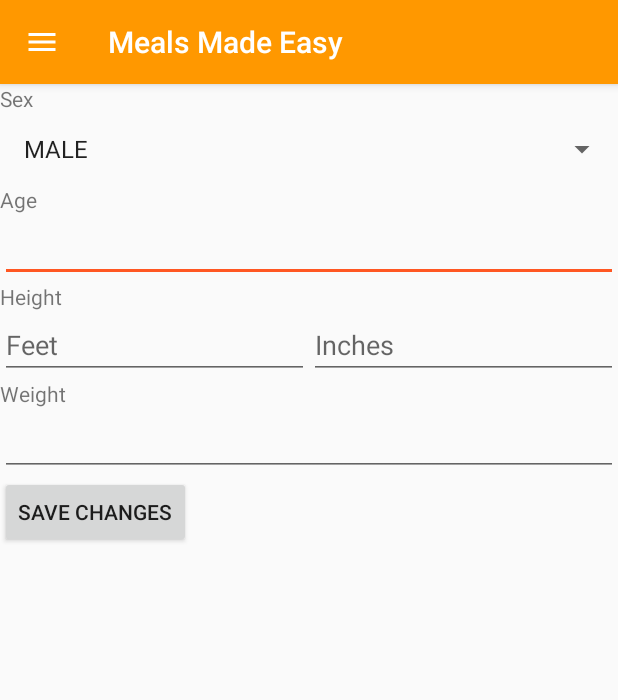
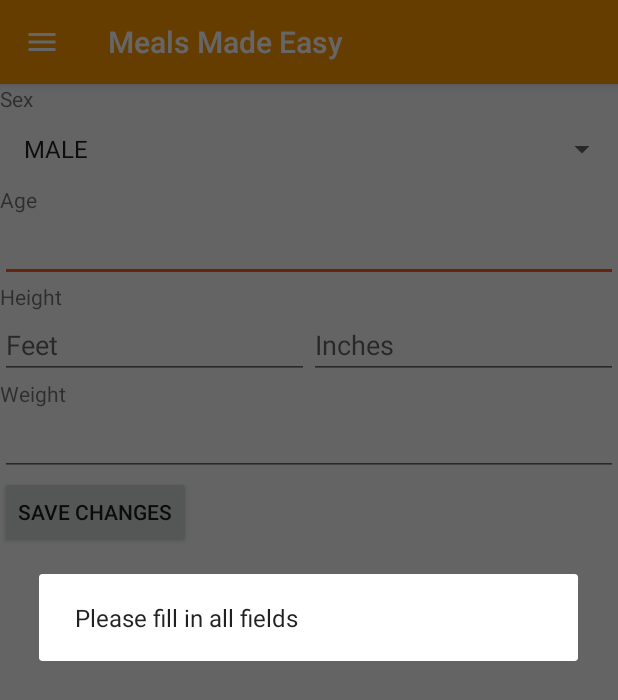
Before and after one commit to MealsMadeEasy/Android, an Android app: the fragment ProfileFragment placed in its activity, after a tap on "SAVE CHANGES", on a phone screen of 412 x 824 dp. Shown: the top 700 px of the screen. Run offline under Robolectric (Android 15) with nearby library versions, the phone set to English and light mode, and no system bars; our stand-ins replace RxJava; libraries missing offline, so code that uses them is left out: com.trello.rxlifecycle2, net.danlew.android; 1 statement that could not run was skipped.

Commit message:
Data verification on profile info

```diff
--- a/app/src/main/java/com/mealsmadeeasy/ui/home/profile/ProfileFragment.kt
+++ b/app/src/main/java/com/mealsmadeeasy/ui/home/profile/ProfileFragment.kt
@@ -1,5 +1,6 @@
 package com.mealsmadeeasy.ui.home.profile
 
+import android.app.AlertDialog
 import android.os.Bundle
 import android.view.LayoutInflater
 import android.view.View
@@ -55,21 +56,28 @@ class ProfileFragment : BaseFragment() {
         val button = root.findViewById<Button>(R.id.save_button)
         button.setOnClickListener{
             val sex = sexSpinner.selectedItem
-            val age = root.findViewById<EditText>(R.id.age_field).text.toString().toInt()
-            val feet = root.findViewById<EditText>(R.id.height_feet_field).text.toString().toInt()
-            val inches = root.findViewById<EditText>(R.id.height_inches_field).text.toString().toInt()
-            val pounds = root.findViewById<EditText>(R.id.weight_field).toString().toDouble()
-            val bmi = calculateBMI(feet, inches, pounds)
+            val age = root.findViewById<EditText>(R.id.age_field).text.toString()
+            val feet = root.findViewById<EditText>(R.id.height_feet_field).text.toString()
+            val inches = root.findViewById<EditText>(R.id.height_inches_field).text.toString()
+            val pounds = root.findViewById<EditText>(R.id.weight_field).text.toString()
 
-            if (age < MIN_AGE) {
-                // alert
-            } else if (inches >= INCHES_IN_FEET) {
-                // alert
-            } else if (bmi < MIN_BMI || bmi > MAX_BMI) {
-                // bmi alert
+            val builder = AlertDialog.Builder(this.activity)
+            if (age == "" || feet == "" || inches == "" || pounds == "") {
+                builder.setMessage(R.string.error_profile_blank_field)
+            } else if (age.toInt() < MIN_AGE) {
+                builder.setMessage(R.string.error_profile_underage)
+            } else if (inches.toInt() >= INCHES_IN_FEET) {
+                builder.setMessage(R.string.error_profile_invalid_height_inches)
             } else {
-                // update DB
+                val bmi = calculateBMI(feet.toInt(), inches.toInt(), pounds.toDouble())
+                if (bmi < MIN_BMI || bmi > MAX_BMI) {
+                    builder.setMessage(R.string.error_profile_invalid_bmi)
+                } else {
+                    builder.setMessage(R.string.success_profile_updated)
+                    // actually insert into the db and things
+                }
             }
+            builder.show()
         }
 
         return root
--- a/app/src/main/res/values/strings.xml
+++ b/app/src/main/res/values/strings.xml
@@ -19,6 +19,11 @@
     <string name="profile_height_feet_prompt">Feet</string>
     <string name="profile_height_inches_prompt">Inches</string>
     <string name="profile_button_text">Save Changes</string>
+    <string name="error_profile_underage">You must be at least 13 years old to use this application</string>
+    <string name="error_profile_invalid_bmi">Please enter a valid height and weight combination</string>
+    <string name="error_profile_invalid_height_inches">Inches must be between 0 and 11, inclusive</string>
+    <string name="error_profile_blank_field">Please fill in all fields</string>
+    <string name="success_profile_updated">Your information has been updated</string>
 
     <string name="sex_male">Male</string>
     <string name="sex_female">Female</string>
```
